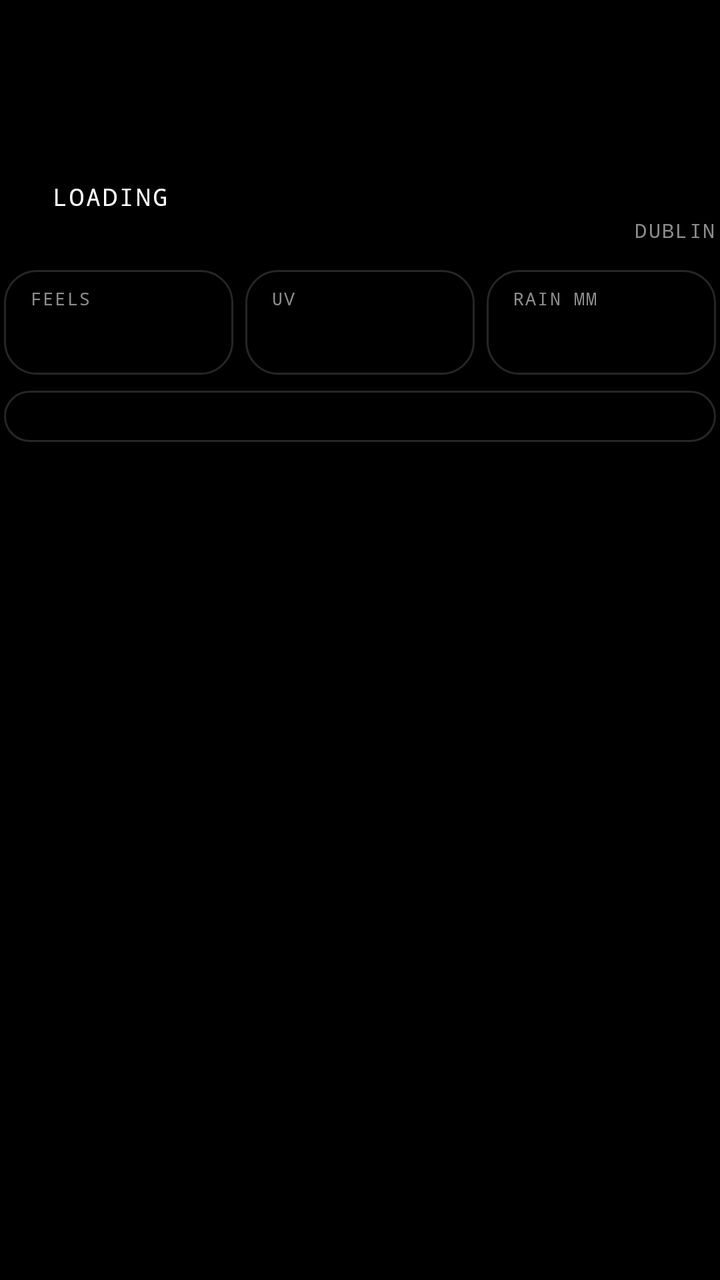
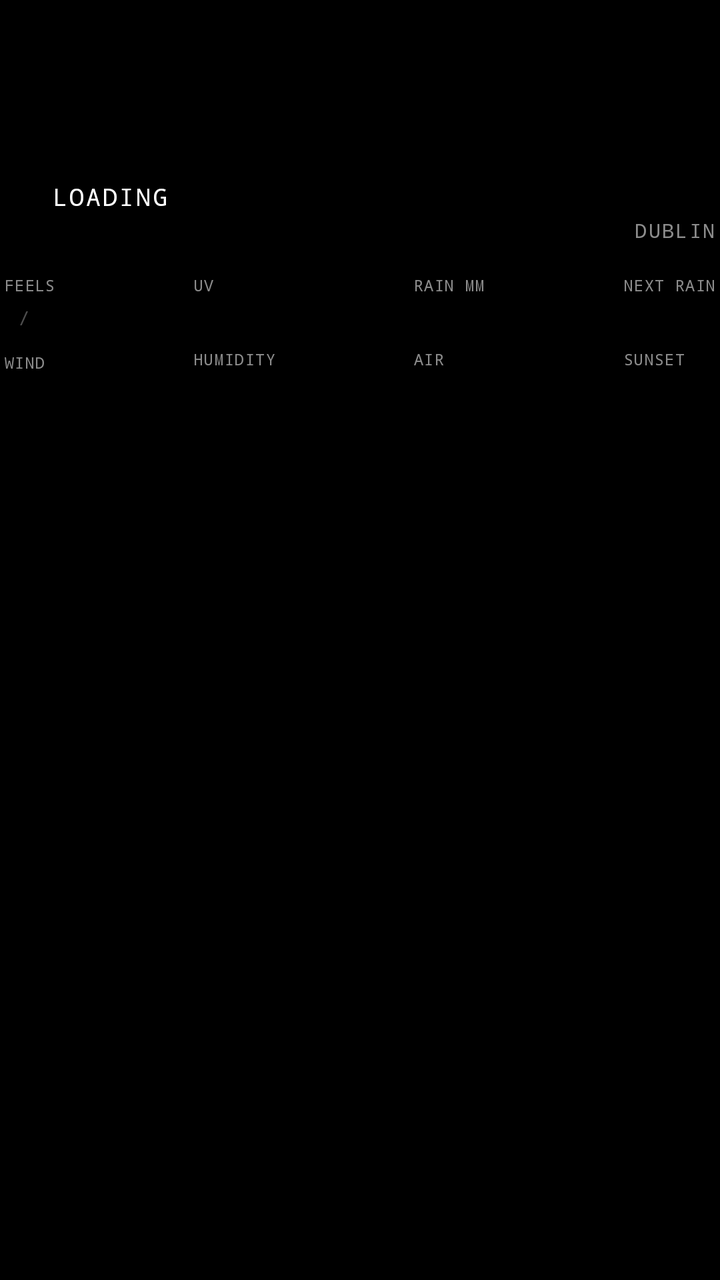

The first picture is an Android layout as it rendered before a commit; the second is the same layout after the commit. The layout source and the unified diff follow.
<!-- AndroidManifest.xml: fallback theme Theme.MaterialComponents.DayNight.NoActionBar -->
<!-- res/layout/widget.xml -->
<?xml version="1.0" encoding="utf-8"?>
<LinearLayout xmlns:android="http://schemas.android.com/apk/res/android"
    android:id="@+id/root"
    android:layout_width="match_parent"
    android:layout_height="match_parent"
    android:background="#FF000000"
    android:orientation="vertical"
    android:paddingStart="2dp"
    android:paddingEnd="2dp">

    
    <LinearLayout
        android:layout_width="match_parent"
        android:layout_height="wrap_content"
        android:orientation="horizontal">

        <LinearLayout
            android:layout_width="0dp"
            android:layout_height="wrap_content"
            android:layout_weight="1"
            android:orientation="vertical">

            <LinearLayout
                android:layout_width="wrap_content"
                android:layout_height="wrap_content"
                android:orientation="horizontal">

                <ImageView
                    android:id="@+id/clock"
                    android:layout_width="wrap_content"
                    android:layout_height="52dp"
                    android:adjustViewBounds="true" />

                <ImageView
                    android:id="@+id/ampm"
                    android:layout_width="wrap_content"
                    android:layout_height="10dp"
                    android:adjustViewBounds="true"
                    android:layout_marginStart="8dp" />
            </LinearLayout>

            <ImageView
                android:id="@+id/date"
                android:layout_width="wrap_content"
                android:layout_height="11dp"
                android:adjustViewBounds="true"
                android:layout_marginTop="10dp" />
        </LinearLayout>

        <LinearLayout
            android:layout_width="wrap_content"
            android:layout_height="wrap_content"
            android:layout_marginTop="12dp"
            android:layout_marginEnd="4dp"
            android:gravity="end"
            android:orientation="vertical">

            <ImageView
                android:id="@+id/mumbaiLabel"
                android:layout_width="match_parent"
                android:layout_height="9dp"
                android:adjustViewBounds="true" 
                android:scaleType="fitEnd" />

            <ImageView
                android:id="@+id/mumbaiClock"
                android:layout_width="wrap_content"
                android:layout_height="22dp"
                android:adjustViewBounds="true"
                android:layout_marginTop="8dp" />

            <ImageView
                android:id="@+id/mumbaiDate"
                android:layout_width="match_parent"
                android:layout_height="9dp"
                android:adjustViewBounds="true"
                android:layout_marginTop="8dp" 
                android:scaleType="fitEnd" />
        </LinearLayout>
    </LinearLayout>

    
    <LinearLayout
        android:layout_width="match_parent"
        android:layout_height="wrap_content"
        android:layout_marginTop="16dp"
        android:gravity="center_vertical"
        android:orientation="horizontal">

        <ImageView
            android:id="@+id/icon"
            android:layout_width="wrap_content"
            android:layout_height="34dp"
            android:adjustViewBounds="true"
            android:scaleType="fitStart" />

        <ImageView
            android:id="@+id/temp"
            android:layout_width="wrap_content"
            android:layout_height="34dp"
            android:layout_marginStart="12dp"
            android:adjustViewBounds="true"
            android:scaleType="fitStart" />

        <LinearLayout
            android:layout_width="0dp"
            android:layout_height="wrap_content"
            android:layout_marginStart="12dp"
            android:layout_weight="1"
            android:orientation="vertical">

            <TextView
                android:id="@+id/cond"
                android:layout_width="wrap_content"
                android:layout_height="wrap_content"
                android:fontFamily="monospace"
                android:letterSpacing="0.08"
                android:text="LOADING"
                android:textAllCaps="true"
                android:textColor="#FFFFFF"
                android:textSize="12sp" />

            <TextView
                android:id="@+id/feels"
                android:layout_width="wrap_content"
                android:layout_height="wrap_content"
                android:layout_marginTop="2dp"
                android:fontFamily="monospace"
                android:letterSpacing="0.08"
                android:textAllCaps="true"
                android:textColor="#8C8C8C"
                android:textSize="10sp" />
        </LinearLayout>

        <LinearLayout
            android:layout_width="wrap_content"
            android:layout_height="wrap_content"
            android:gravity="end"
            android:orientation="vertical">

            <TextView
                android:id="@+id/hilo"
                android:layout_width="wrap_content"
                android:layout_height="wrap_content"
                android:fontFamily="monospace"
                android:letterSpacing="0.08"
                android:textColor="#FFFFFF"
                android:textSize="12sp" />

            <TextView
                android:id="@+id/place"
                android:layout_width="wrap_content"
                android:layout_height="wrap_content"
                android:layout_marginTop="2dp"
                android:fontFamily="monospace"
                android:letterSpacing="0.08"
                android:text="DUBLIN"
                android:textColor="#8C8C8C"
                android:textSize="10sp" />
        </LinearLayout>
    </LinearLayout>

    
    <LinearLayout
        android:layout_width="match_parent"
        android:layout_height="wrap_content"
        android:layout_marginTop="12dp"
        android:orientation="horizontal">

        <LinearLayout
            android:layout_width="0dp"
            android:layout_height="wrap_content"
            android:layout_weight="1"
            android:background="@drawable/outline"
            android:backgroundTint="#FF262626"
            android:orientation="vertical"
            android:padding="8dp">

            <LinearLayout
                android:layout_width="wrap_content"
                android:layout_height="wrap_content"
                android:gravity="center_vertical"
                android:orientation="horizontal">

                <ImageView
                    android:id="@+id/feelsIcon"
                    android:layout_width="wrap_content"
                    android:layout_height="10dp"
                    android:adjustViewBounds="true" />

                <TextView
                    android:layout_width="wrap_content"
                    android:layout_height="wrap_content"
                    android:layout_marginStart="5dp"
                    android:fontFamily="monospace"
                    android:letterSpacing="0.08"
                    android:text="FEELS"
                    android:textColor="#8C8C8C"
                    android:textSize="9sp" />
            </LinearLayout>

            <ImageView
                android:id="@+id/feelsRange"
                android:layout_width="wrap_content"
                android:layout_height="18dp"
                android:layout_marginTop="6dp"
                android:adjustViewBounds="true"
                android:scaleType="fitStart" />
        </LinearLayout>

        <LinearLayout
            android:layout_width="0dp"
            android:layout_height="wrap_content"
            android:layout_marginStart="6dp"
            android:layout_weight="1"
            android:background="@drawable/outline"
            android:backgroundTint="#FF262626"
            android:orientation="vertical"
            android:padding="8dp">

            <LinearLayout
                android:layout_width="wrap_content"
                android:layout_height="wrap_content"
                android:gravity="center_vertical"
                android:orientation="horizontal">

                <ImageView
                    android:id="@+id/uvIcon"
                    android:layout_width="wrap_content"
                    android:layout_height="10dp"
                    android:adjustViewBounds="true" />

                <TextView
                    android:id="@+id/uvLabel"
                    android:layout_width="wrap_content"
                    android:layout_height="wrap_content"
                    android:layout_marginStart="5dp"
                    android:fontFamily="monospace"
                    android:letterSpacing="0.08"
                    android:text="UV"
                    android:textColor="#8C8C8C"
                    android:textSize="9sp" />
            </LinearLayout>

            <ImageView
                android:id="@+id/uv"
                android:layout_width="wrap_content"
                android:layout_height="18dp"
                android:layout_marginTop="6dp"
                android:adjustViewBounds="true"
                android:scaleType="fitStart" />
        </LinearLayout>

        <LinearLayout
            android:layout_width="0dp"
            android:layout_height="wrap_content"
            android:layout_marginStart="6dp"
            android:layout_weight="1"
            android:background="@drawable/outline"
            android:backgroundTint="#FF262626"
            android:orientation="vertical"
            android:padding="8dp">

            <LinearLayout
                android:layout_width="wrap_content"
                android:layout_height="wrap_content"
                android:gravity="center_vertical"
                android:orientation="horizontal">

                <ImageView
                    android:id="@+id/rainIcon"
                    android:layout_width="wrap_content"
                    android:layout_height="10dp"
                    android:adjustViewBounds="true" />

                <TextView
                    android:layout_width="wrap_content"
                    android:layout_height="wrap_content"
                    android:layout_marginStart="5dp"
                    android:fontFamily="monospace"
                    android:letterSpacing="0.08"
                    android:text="RAIN MM"
                    android:textColor="#8C8C8C"
                    android:textSize="9sp" />
            </LinearLayout>

            <ImageView
                android:id="@+id/rainTotal"
                android:layout_width="wrap_content"
                android:layout_height="18dp"
                android:layout_marginTop="6dp"
                android:adjustViewBounds="true"
                android:scaleType="fitStart" />
        </LinearLayout>
    </LinearLayout>

    <TextView
        android:id="@+id/warning"
        android:layout_width="match_parent"
        android:layout_height="wrap_content"
        android:layout_marginTop="8dp"
        android:background="@drawable/outline"
        android:backgroundTint="#FF262626"
        android:fontFamily="monospace"
        android:letterSpacing="0.04"
        android:maxLines="3"
        android:paddingStart="10dp"
        android:paddingTop="6dp"
        android:paddingEnd="10dp"
        android:paddingBottom="6dp"
        android:textColor="#FFFFFF"
        android:textSize="10sp" />

    
    <ImageView
        android:id="@+id/rain"
        android:layout_width="match_parent"
        android:layout_height="0dp"
        android:layout_marginTop="8dp"
        android:layout_weight="1"
        android:minHeight="48dp"
        android:scaleType="fitCenter" />

    <TextView
        android:id="@+id/updated"
        android:paddingEnd="3dp"
        android:layout_width="match_parent"
        android:layout_height="wrap_content"
        android:fontFamily="monospace"
        android:gravity="end"
        android:letterSpacing="0.08"
        android:textAllCaps="true"
        android:textColor="#4D4D4D"
        android:textSize="8sp" />
</LinearLayout>
<!-- resources referenced by this layout -->
<resources>
  <!-- drawable outline (drawable) -->
  <?xml version="1.0" encoding="utf-8"?>
  <shape xmlns:android="http://schemas.android.com/apk/res/android">
      <solid android:color="#00000000" />
      <stroke android:width="1dp" android:color="#FFFFFFFF" />
      <corners android:radius="16dp" />
  </shape>
</resources>

<!-- the commit's change to res/layout/widget.xml (unified diff, before → after) -->
@@ -164,133 +164,330 @@
     <LinearLayout
         android:layout_width="match_parent"
         android:layout_height="wrap_content"
-        android:layout_marginTop="12dp"
+        android:layout_marginTop="14dp"
         android:orientation="horizontal">
 
         <LinearLayout
+            android:layout_width="wrap_content"
+            android:layout_height="wrap_content"
+            android:orientation="vertical">
+
+            <TextView
+                android:layout_width="wrap_content"
+                android:layout_height="wrap_content"
+                android:fontFamily="monospace"
+                android:letterSpacing="0.06"
+                android:maxLines="1"
+                android:text="FEELS"
+                android:textColor="#8C8C8C"
+                android:textSize="8sp" />
+
+            
+            <LinearLayout
+                android:layout_width="wrap_content"
+                android:layout_height="wrap_content"
+                android:layout_marginTop="4dp"
+                android:gravity="center_vertical"
+                android:orientation="horizontal">
+
+                    <ImageView
+                        android:id="@+id/feelsIcon"
+                        android:layout_width="wrap_content"
+                        android:layout_height="12dp"
+                        android:adjustViewBounds="true" />
+
+                    <ImageView
+                        android:id="@+id/feelsLo"
+                        android:layout_marginStart="5dp"
+                        android:layout_width="wrap_content"
+                        android:layout_height="12dp"
+                        android:adjustViewBounds="true" />
+
+                    <TextView
+                        android:layout_width="wrap_content"
+                        android:layout_height="wrap_content"
+                        android:layout_marginStart="2dp"
+                        android:layout_marginEnd="2dp"
+                        android:fontFamily="monospace"
+                        android:text="/"
+                        android:textColor="#4D4D4D"
+                        android:textSize="10sp" />
+
+                    <ImageView
+                        android:id="@+id/feelsHi"
+                        android:layout_width="wrap_content"
+                        android:layout_height="12dp"
+                        android:adjustViewBounds="true" />
+            </LinearLayout>
+
+            <TextView
+                android:id="@+id/windLabel"
+                android:layout_width="wrap_content"
+                android:layout_height="wrap_content"
+                android:layout_marginTop="10dp"
+                android:fontFamily="monospace"
+                android:letterSpacing="0.06"
+                android:maxLines="1"
+                android:text="WIND"
+                android:textColor="#8C8C8C"
+                android:textSize="8sp" />
+
+            
+            <LinearLayout
+                android:layout_width="wrap_content"
+                android:layout_height="wrap_content"
+                android:layout_marginTop="4dp"
+                android:gravity="center_vertical"
+                android:orientation="horizontal">
+
+                    <ImageView
+                        android:id="@+id/windIcon"
+                        android:layout_width="wrap_content"
+                        android:layout_height="12dp"
+                        android:adjustViewBounds="true" />
+
+                    <ImageView
+                        android:id="@+id/wind"
+                        android:layout_marginStart="5dp"
+                        android:layout_width="wrap_content"
+                        android:layout_height="12dp"
+                        android:adjustViewBounds="true" />
+            </LinearLayout>
+        </LinearLayout>
+
+        
+        <FrameLayout
             android:layout_width="0dp"
-            android:layout_height="wrap_content"
-            android:layout_weight="1"
-            android:background="@drawable/outline"
-            android:backgroundTint="#FF262626"
-            android:orientation="vertical"
-            android:padding="8dp">
-
-            <LinearLayout
-                android:layout_width="wrap_content"
-                android:layout_height="wrap_content"
-                android:gravity="center_vertical"
-                android:orientation="horizontal">
-
-                <ImageView
-                    android:id="@+id/feelsIcon"
-                    android:layout_width="wrap_content"
-                    android:layout_height="10dp"
-                    android:adjustViewBounds="true" />
-
-                <TextView
-                    android:layout_width="wrap_content"
-                    android:layout_height="wrap_content"
-                    android:layout_marginStart="5dp"
-                    android:fontFamily="monospace"
-                    android:letterSpacing="0.08"
-                    android:text="FEELS"
-                    android:textColor="#8C8C8C"
-                    android:textSize="9sp" />
-            </LinearLayout>
-
-            <ImageView
-                android:id="@+id/feelsRange"
-                android:layout_width="wrap_content"
-                android:layout_height="18dp"
-                android:layout_marginTop="6dp"
-                android:adjustViewBounds="true"
-                android:scaleType="fitStart" />
-        </LinearLayout>
-
-        <LinearLayout
+            android:layout_height="1dp"
+            android:layout_weight="1" />
+
+        <LinearLayout
+            android:layout_width="wrap_content"
+            android:layout_height="wrap_content"
+            android:orientation="vertical">
+
+            <TextView
+                android:id="@+id/uvLabel"
+                android:layout_width="wrap_content"
+                android:layout_height="wrap_content"
+                android:fontFamily="monospace"
+                android:letterSpacing="0.06"
+                android:maxLines="1"
+                android:text="UV"
+                android:textColor="#8C8C8C"
+                android:textSize="8sp" />
+
+            
+            <LinearLayout
+                android:layout_width="wrap_content"
+                android:layout_height="wrap_content"
+                android:layout_marginTop="4dp"
+                android:gravity="center_vertical"
+                android:orientation="horizontal">
+
+                    <ImageView
+                        android:id="@+id/uvIcon"
+                        android:layout_width="wrap_content"
+                        android:layout_height="12dp"
+                        android:adjustViewBounds="true" />
+
+                    <ImageView
+                        android:id="@+id/uv"
+                        android:layout_marginStart="5dp"
+                        android:layout_width="wrap_content"
+                        android:layout_height="12dp"
+                        android:adjustViewBounds="true" />
+            </LinearLayout>
+
+            <TextView
+                android:layout_width="wrap_content"
+                android:layout_height="wrap_content"
+                android:layout_marginTop="10dp"
+                android:fontFamily="monospace"
+                android:letterSpacing="0.06"
+                android:maxLines="1"
+                android:text="HUMIDITY"
+                android:textColor="#8C8C8C"
+                android:textSize="8sp" />
+
+            
+            <LinearLayout
+                android:layout_width="wrap_content"
+                android:layout_height="wrap_content"
+                android:layout_marginTop="4dp"
+                android:gravity="center_vertical"
+                android:orientation="horizontal">
+
+                    <ImageView
+                        android:id="@+id/humidIcon"
+                        android:layout_width="wrap_content"
+                        android:layout_height="12dp"
+                        android:adjustViewBounds="true" />
+
+                    <ImageView
+                        android:id="@+id/humidity"
+                        android:layout_marginStart="5dp"
+                        android:layout_width="wrap_content"
+                        android:layout_height="12dp"
+                        android:adjustViewBounds="true" />
+            </LinearLayout>
+        </LinearLayout>
+
+        
+        <FrameLayout
             android:layout_width="0dp"
-            android:layout_height="wrap_content"
-            android:layout_marginStart="6dp"
-            android:layout_weight="1"
-            android:background="@drawable/outline"
-            android:backgroundTint="#FF262626"
-            android:orientation="vertical"
-            android:padding="8dp">
-
-            <LinearLayout
-                android:layout_width="wrap_content"
-                android:layout_height="wrap_content"
-                android:gravity="center_vertical"
-                android:orientation="horizontal">
-
-                <ImageView
-                    android:id="@+id/uvIcon"
-                    android:layout_width="wrap_content"
-                    android:layout_height="10dp"
-                    android:adjustViewBounds="true" />
-
-                <TextView
-                    android:id="@+id/uvLabel"
-                    android:layout_width="wrap_content"
-                    android:layout_height="wrap_content"
-                    android:layout_marginStart="5dp"
-                    android:fontFamily="monospace"
-                    android:letterSpacing="0.08"
-                    android:text="UV"
-                    android:textColor="#8C8C8C"
-                    android:textSize="9sp" />
-            </LinearLayout>
-
-            <ImageView
-                android:id="@+id/uv"
-                android:layout_width="wrap_content"
-                android:layout_height="18dp"
-                android:layout_marginTop="6dp"
-                android:adjustViewBounds="true"
-                android:scaleType="fitStart" />
-        </LinearLayout>
-
-        <LinearLayout
+            android:layout_height="1dp"
+            android:layout_weight="1" />
+
+        <LinearLayout
+            android:layout_width="wrap_content"
+            android:layout_height="wrap_content"
+            android:orientation="vertical">
+
+            <TextView
+                android:layout_width="wrap_content"
+                android:layout_height="wrap_content"
+                android:fontFamily="monospace"
+                android:letterSpacing="0.06"
+                android:maxLines="1"
+                android:text="RAIN MM"
+                android:textColor="#8C8C8C"
+                android:textSize="8sp" />
+
+            
+            <LinearLayout
+                android:layout_width="wrap_content"
+                android:layout_height="wrap_content"
+                android:layout_marginTop="4dp"
+                android:gravity="center_vertical"
+                android:orientation="horizontal">
+
+                    <ImageView
+                        android:id="@+id/rainIcon"
+                        android:layout_width="wrap_content"
+                        android:layout_height="12dp"
+                        android:adjustViewBounds="true" />
+
+                    <ImageView
+                        android:id="@+id/rainTotal"
+                        android:layout_marginStart="5dp"
+                        android:layout_width="wrap_content"
+                        android:layout_height="12dp"
+                        android:adjustViewBounds="true" />
+            </LinearLayout>
+
+            <TextView
+                android:id="@+id/airLabel"
+                android:layout_width="wrap_content"
+                android:layout_height="wrap_content"
+                android:layout_marginTop="10dp"
+                android:fontFamily="monospace"
+                android:letterSpacing="0.06"
+                android:maxLines="1"
+                android:text="AIR"
+                android:textColor="#8C8C8C"
+                android:textSize="8sp" />
+
+            
+            <LinearLayout
+                android:layout_width="wrap_content"
+                android:layout_height="wrap_content"
+                android:layout_marginTop="4dp"
+                android:gravity="center_vertical"
+                android:orientation="horizontal">
+
+                    <ImageView
+                        android:id="@+id/airIcon"
+                        android:layout_width="wrap_content"
+                        android:layout_height="12dp"
+                        android:adjustViewBounds="true" />
+
+                    <ImageView
+                        android:id="@+id/air"
+                        android:layout_marginStart="5dp"
+                        android:layout_width="wrap_content"
+                        android:layout_height="12dp"
+                        android:adjustViewBounds="true" />
+            </LinearLayout>
+        </LinearLayout>
+
+        
+        <FrameLayout
             android:layout_width="0dp"
-            android:layout_height="wrap_content"
-            android:layout_marginStart="6dp"
-            android:layout_weight="1"
-            android:background="@drawable/outline"
-            android:backgroundTint="#FF262626"
-            android:orientation="vertical"
-            android:padding="8dp">
-
-            <LinearLayout
-                android:layout_width="wrap_content"
-                android:layout_height="wrap_content"
-                android:gravity="center_vertical"
-                android:orientation="horizontal">
-
-                <ImageView
-                    android:id="@+id/rainIcon"
-                    android:layout_width="wrap_content"
-                    android:layout_height="10dp"
-                    android:adjustViewBounds="true" />
-
-                <TextView
-                    android:layout_width="wrap_content"
-                    android:layout_height="wrap_content"
-                    android:layout_marginStart="5dp"
-                    android:fontFamily="monospace"
-                    android:letterSpacing="0.08"
-                    android:text="RAIN MM"
-                    android:textColor="#8C8C8C"
-                    android:textSize="9sp" />
-            </LinearLayout>
-
-            <ImageView
-                android:id="@+id/rainTotal"
-                android:layout_width="wrap_content"
-                android:layout_height="18dp"
-                android:layout_marginTop="6dp"
-                android:adjustViewBounds="true"
-                android:scaleType="fitStart" />
+            android:layout_height="1dp"
+            android:layout_weight="1" />
+
+        <LinearLayout
+            android:layout_width="wrap_content"
+            android:layout_height="wrap_content"
+            android:orientation="vertical">
+
+            <TextView
+                android:id="@+id/nextLabel"
+                android:layout_width="wrap_content"
+                android:layout_height="wrap_content"
+                android:fontFamily="monospace"
+                android:letterSpacing="0.06"
+                android:maxLines="1"
+                android:text="NEXT RAIN"
+                android:textColor="#8C8C8C"
+                android:textSize="8sp" />
+
+            
+            <LinearLayout
+                android:layout_width="wrap_content"
+                android:layout_height="wrap_content"
+                android:layout_marginTop="4dp"
+                android:gravity="center_vertical"
+                android:orientation="horizontal">
+
+                    <ImageView
+                        android:id="@+id/nextIcon"
+                        android:layout_width="wrap_content"
+                        android:layout_height="12dp"
+                        android:adjustViewBounds="true" />
+
+                    <ImageView
+                        android:id="@+id/nextRain"
+                        android:layout_marginStart="5dp"
+                        android:layout_width="wrap_content"
+                        android:layout_height="12dp"
+                        android:adjustViewBounds="true" />
+            </LinearLayout>
+
+            <TextView
+                android:id="@+id/sunLabel"
+                android:layout_width="wrap_content"
+                android:layout_height="wrap_content"
+                android:layout_marginTop="10dp"
+                android:fontFamily="monospace"
+                android:letterSpacing="0.06"
+                android:maxLines="1"
+                android:text="SUNSET"
+                android:textColor="#8C8C8C"
+                android:textSize="8sp" />
+
+            
+            <LinearLayout
+                android:layout_width="wrap_content"
+                android:layout_height="wrap_content"
+                android:layout_marginTop="4dp"
+                android:gravity="center_vertical"
+                android:orientation="horizontal">
+
+                    <ImageView
+                        android:id="@+id/sunIcon"
+                        android:layout_width="wrap_content"
+                        android:layout_height="12dp"
+                        android:adjustViewBounds="true" />
+
+                    <ImageView
+                        android:id="@+id/sunTime"
+                        android:layout_marginStart="5dp"
+                        android:layout_width="wrap_content"
+                        android:layout_height="12dp"
+                        android:adjustViewBounds="true" />
+            </LinearLayout>
         </LinearLayout>
     </LinearLayout>
 
@@ -298,7 +495,8 @@
         android:id="@+id/warning"
         android:layout_width="match_parent"
         android:layout_height="wrap_content"
-        android:layout_marginTop="8dp"
+        android:layout_marginTop="12dp"
+        android:visibility="gone"
         android:background="@drawable/outline"
         android:backgroundTint="#FF262626"
         android:fontFamily="monospace"
